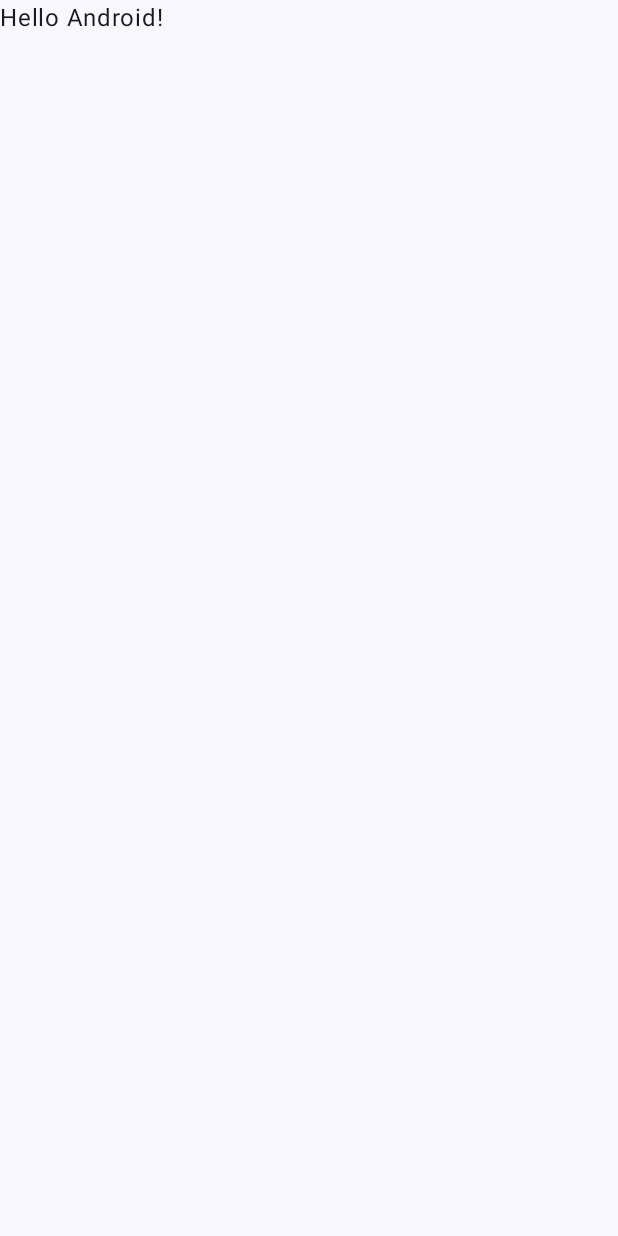
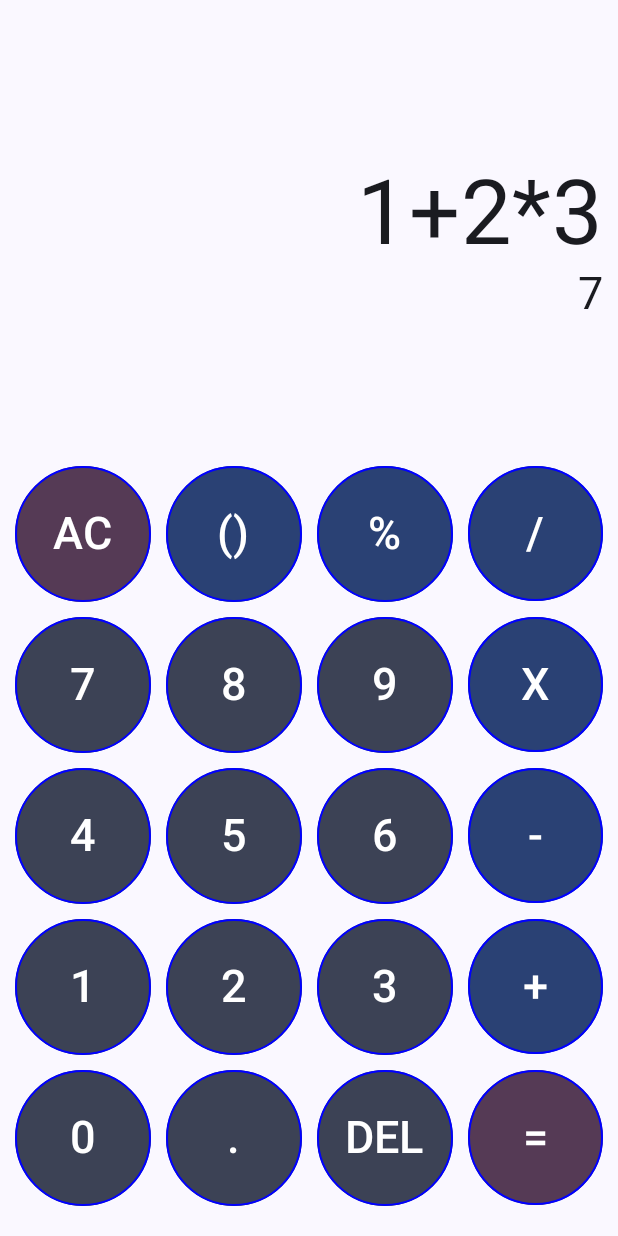
Before and after one commit to wf9a5m75/calculator-android-kotlin, an Android app built with Jetpack Compose: the screen it shows after launch (MainActivity), on a phone screen of 412 x 824 dp. Before the commit the screen is almost empty. Run offline under Robolectric (Android 15) with nearby library versions, the phone set to English and light mode, and no system bars; our stand-ins replace Dagger/Hilt's generated code, constraintlayout-compose.

Commit message:
success to show the main screen

```diff
--- a/app/build.gradle
+++ b/app/build.gradle
@@ -53,7 +53,7 @@ android {
 
 dependencies {
 
-    implementation 'androidx.core:core-ktx:1.8.0'
+    implementation "androidx.core:core-ktx:$androidX_core_version"
     implementation platform('org.jetbrains.kotlin:kotlin-bom:1.8.0')
     implementation 'androidx.lifecycle:lifecycle-runtime-ktx:2.3.1'
     implementation 'androidx.activity:activity-compose:1.5.1'
@@ -62,6 +62,10 @@ dependencies {
     implementation 'androidx.compose.ui:ui-graphics'
     implementation 'androidx.compose.ui:ui-tooling-preview'
     implementation 'androidx.compose.material3:material3'
+
+    // ViewModel
+    implementation "androidx.lifecycle:lifecycle-viewmodel-ktx:$androidX_lifecycle_version"
+    implementation "androidx.activity:activity-ktx:$androidX_activity_version"
 
     // Constraint Layout
     implementation "androidx.constraintlayout:constraintlayout:$constraintlayout_version"
--- a/app/src/main/java/com/example/calculator/MainActivity.kt
+++ b/app/src/main/java/com/example/calculator/MainActivity.kt
@@ -1,46 +1,11 @@
 package com.example.calculator
 
 import android.os.Bundle
-import androidx.activity.ComponentActivity
-import androidx.activity.compose.setContent
-import androidx.compose.foundation.layout.fillMaxSize
-import androidx.compose.material3.MaterialTheme
-import androidx.compose.material3.Surface
-import androidx.compose.material3.Text
-import androidx.compose.runtime.Composable
-import androidx.compose.ui.Modifier
-import androidx.compose.ui.tooling.preview.Preview
-import com.example.calculator.ui.theme.CalculatorTheme
+import androidx.fragment.app.FragmentActivity
 
-class MainActivity : ComponentActivity() {
+class MainActivity : FragmentActivity() {
     override fun onCreate(savedInstanceState: Bundle?) {
         super.onCreate(savedInstanceState)
-        setContent {
-            CalculatorTheme {
-                // A surface container using the 'background' color from the theme
-                Surface(
-                    modifier = Modifier.fillMaxSize(),
-                    color = MaterialTheme.colorScheme.background
-                ) {
-                    Greeting("Android")
-                }
-            }
-        }
+        setContentView(R.layout.main)
     }
 }
-
-@Composable
-fun Greeting(name: String, modifier: Modifier = Modifier) {
-    Text(
-        text = "Hello $name!",
-        modifier = modifier
-    )
-}
-
-@Preview(showBackground = true)
-@Composable
-fun GreetingPreview() {
-    CalculatorTheme {
-        Greeting("Android")
-    }
-}
--- /dev/null
+++ b/app/src/main/java/com/example/calculator/errors/error.kt
@@ -0,0 +1,6 @@
+package com.example.calculator.errors
+
+import androidx.compose.ui.res.stringResource
+
+sealed class CalculatorError : Error()
+class MainScreenError(override val message: String?) : CalculatorError()
--- a/app/src/main/java/com/example/calculator/model/AppViewModel.kt
+++ /dev/null
@@ -1,5 +0,0 @@
-package com.example.calculator.model
-
-import androidx.lifecycle.ViewModel
-
-class AppViewModel : ViewModel()
--- a/app/src/main/java/com/example/calculator/ui/components/buttons.kt
+++ b/app/src/main/java/com/example/calculator/ui/components/buttons.kt
@@ -51,6 +51,7 @@ fun NumberInputButton(
     value: ButtonValue<Int>,
     fontSize: TextUnit,
     modifier: Modifier = Modifier,
+    onClick: (value: ButtonValue<Int>) -> Unit
 ) {
     CircleButton(
         modifier = modifier,
@@ -58,7 +59,8 @@ fun NumberInputButton(
         colors = CircleButtonColors(
             background = MaterialTheme.colorScheme.secondary,
             content = MaterialTheme.colorScheme.onSecondary,
-        )
+        ),
+        onClick = onClick,
     ) {
         Text(
             fontSize = fontSize,
@@ -72,6 +74,7 @@ fun SpecialInputButton(
     value: ButtonValue<String>,
     fontSize: TextUnit,
     modifier: Modifier = Modifier,
+    onClick: (value: ButtonValue<String>) -> Unit
 ) {
     CircleButton(
         modifier = modifier,
@@ -79,7 +82,8 @@ fun SpecialInputButton(
         colors = CircleButtonColors(
             background = MaterialTheme.colorScheme.secondary,
             content = MaterialTheme.colorScheme.onSecondary,
-        )
+        ),
+        onClick = onClick,
     ) {
         Text(
             fontSize = fontSize,
@@ -93,6 +97,7 @@ fun OperatorButton(
     value: ButtonValue<String>,
     fontSize: TextUnit,
     modifier: Modifier = Modifier,
+    onClick: (value: ButtonValue<String>) -> Unit
 ) {
     CircleButton(
         modifier = modifier,
@@ -100,7 +105,8 @@ fun OperatorButton(
         colors = CircleButtonColors(
             background = MaterialTheme.colorScheme.primary,
             content = MaterialTheme.colorScheme.onPrimary,
-        )
+        ),
+        onClick = onClick,
     ) {
         Text(
             fontSize = fontSize,
@@ -114,6 +120,7 @@ fun ActionButton(
     value: ButtonValue<String>,
     fontSize: TextUnit,
     modifier: Modifier = Modifier,
+    onClick: (value: ButtonValue<String>) -> Unit
 ) {
     CircleButton(
         modifier = modifier,
@@ -121,7 +128,8 @@ fun ActionButton(
         colors = CircleButtonColors(
             background = MaterialTheme.colorScheme.tertiary,
             content = MaterialTheme.colorScheme.onTertiary,
-        )
+        ),
+        onClick = onClick,
     ) {
         Text(
             fontSize = fontSize,
--- /dev/null
+++ b/app/src/main/java/com/example/calculator/ui/main/MainFragment.kt
@@ -0,0 +1,38 @@
+package com.example.calculator.ui.main
+
+import android.os.Bundle
+import android.view.LayoutInflater
+import android.view.View
+import android.view.ViewGroup
+import androidx.compose.material3.MaterialTheme
+import androidx.compose.material3.Surface
+import androidx.compose.ui.platform.ComposeView
+import androidx.fragment.app.Fragment
+import androidx.fragment.app.activityViewModels
+import com.example.calculator.ui.theme.CalculatorTheme
+
+class MainFragment: Fragment() {
+
+    val viewModel by activityViewModels<MainScreenViewModel>()
+
+    override fun onCreateView(
+        inflater: LayoutInflater,
+        container: ViewGroup?,
+        savedInstanceState: Bundle?,
+    ): View = ComposeView(requireContext())
+
+    override fun onViewCreated(view: View, savedInstanceState: Bundle?) {
+        super.onViewCreated(view, savedInstanceState)
+
+        view as ComposeView
+        view.setContent {
+            CalculatorTheme {
+                Surface(color = MaterialTheme.colorScheme.background) {
+                    MainScreen(
+                        viewModel,
+                    )
+                }
+            }
+        }
+    }
+}
--- a/app/src/main/java/com/example/calculator/ui/screens/MainScreen.kt
+++ b/app/src/main/java/com/example/calculator/ui/main/MainScreen.kt
@@ -1,4 +1,4 @@
-package com.example.calculator.ui.screens
+package com.example.calculator.ui.main
 
 import android.content.res.Configuration
 import androidx.compose.foundation.layout.Row
@@ -30,13 +30,16 @@ import com.example.calculator.ui.components.SpecialInputButton
 import com.example.calculator.ui.theme.CalculatorTheme
 
 @Composable
-fun MainScreen() {
+fun MainScreen(
+    viewModel: MainScreenViewModel? = null
+) {
     val buttonSpace = integerResource(id = R.integer.button_space_dp).toFloat()
     val buttonSpaceDp = Dp(buttonSpace)
     val screenWidth = LocalConfiguration.current.screenWidthDp
-    val screenHeight = LocalConfiguration.current.screenHeightDp
 
-    val buttonSize = (screenWidth - buttonSpace * 5) / 4
+    val numOfButtonsInRow = integerResource(id = R.integer.number_of_buttons_in_row)
+    val numOfSpaces = numOfButtonsInRow + 1
+    val buttonSize = (screenWidth - buttonSpace * numOfSpaces) / numOfButtonsInRow
     val buttonSizeDp = Dp(buttonSize)
     val buttonFontSp = 30.sp
 
@@ -46,7 +49,8 @@ fun MainScreen() {
             .fillMaxSize()
             .padding(buttonSpaceDp),
     ) {
-        val (display,
+        val (
+            display,
             row1,
             row2,
             row3,
@@ -76,24 +80,36 @@ fun MainScreen() {
                     .width(buttonSizeDp),
                 fontSize = buttonFontSp,
                 value = ButtonValue("AC", ValueKind.ALL_CLEAR),
+                onClick = {
+                    viewModel?.onActionButtonClick(it)
+                },
             )
             Spacer(modifier = Modifier.width(buttonSpaceDp))
             OperatorButton(
                 modifier = Modifier.width(buttonSizeDp),
                 fontSize = buttonFontSp,
                 value = ButtonValue("()", ValueKind.PARENTHESES),
+                onClick = {
+                    viewModel?.onSpecialButtonClick(it)
+                },
             )
             Spacer(modifier = Modifier.width(buttonSpaceDp))
             OperatorButton(
                 modifier = Modifier.width(buttonSizeDp),
                 fontSize = buttonFontSp,
                 value = ButtonValue("%", ValueKind.PERCENT),
+                onClick = {
+                    viewModel?.onSpecialButtonClick(it)
+                },
             )
             Spacer(modifier = Modifier.width(buttonSpaceDp))
             OperatorButton(
                 modifier = Modifier.width(buttonSizeDp),
                 fontSize = buttonFontSp,
                 value = ButtonValue("/", ValueKind.DIVIDE),
+                onClick = {
+                    viewModel?.onOperatorButtonClick(it)
+                },
             )
         }
         Row(
@@ -108,24 +124,36 @@ fun MainScreen() {
                 modifier = Modifier.width(buttonSizeDp),
                 fontSize = buttonFontSp,
                 value = ButtonValue(7, ValueKind.NUMBER),
+                onClick = {
+                    viewModel?.onNumberButtonClick(it)
+                },
             )
             Spacer(modifier = Modifier.width(buttonSpaceDp))
             NumberInputButton(
                 modifier = Modifier.width(buttonSizeDp),
                 fontSize = buttonFontSp,
                 value = ButtonValue(8, ValueKind.NUMBER),
+                onClick = {
+                    viewModel?.onNumberButtonClick(it)
+                },
             )
             Spacer(modifier = Modifier.width(buttonSpaceDp))
             NumberInputButton(
                 modifier = Modifier.width(buttonSizeDp),
                 fontSize = buttonFontSp,
                 value = ButtonValue(9, ValueKind.NUMBER),
+                onClick = {
+                    viewModel?.onNumberButtonClick(it)
+                },
             )
             Spacer(modifier = Modifier.width(buttonSpaceDp))
             OperatorButton(
                 modifier = Modifier.width(buttonSizeDp),
                 fontSize = buttonFontSp,
                 value = ButtonValue("X", ValueKind.MULTIPLY),
+                onClick = {
+                    viewModel?.onOperatorButtonClick(it)
+                },
             )
         }
         Row(
@@ -140,24 +168,36 @@ fun MainScreen() {
                 modifier = Modifier.width(buttonSizeDp),
                 fontSize = buttonFontSp,
                 value = ButtonValue(4, ValueKind.NUMBER),
+                onClick = {
+                    viewModel?.onNumberButtonClick(it)
+                },
             )
             Spacer(modifier = Modifier.width(buttonSpaceDp))
             NumberInputButton(
                 modifier = Modifier.width(buttonSizeDp),
                 fontSize = buttonFontSp,
                 value = ButtonValue(5, ValueKind.NUMBER),
+                onClick = {
+                    viewModel?.onNumberButtonClick(it)
+                },
             )
             Spacer(modifier = Modifier.width(buttonSpaceDp))
             NumberInputButton(
                 modifier = Modifier.width(buttonSizeDp),
                 fontSize = buttonFontSp,
                 value = ButtonValue(6, ValueKind.NUMBER),
+                onClick = {
+                    viewModel?.onNumberButtonClick(it)
+                },
             )
             Spacer(modifier = Modifier.width(buttonSpaceDp))
             OperatorButton(
                 modifier = Modifier.width(buttonSizeDp),
                 fontSize = buttonFontSp,
                 value = ButtonValue("-", ValueKind.SUBTRACT),
+                onClick = {
+                    viewModel?.onOperatorButtonClick(it)
+                },
             )
         }
         Row(
@@ -172,24 +212,36 @@ fun MainScreen() {
                 modifier = Modifier.width(buttonSizeDp),
                 fontSize = buttonFontSp,
                 value = ButtonValue(1, ValueKind.NUMBER),
+                onClick = {
+                    viewModel?.onNumberButtonClick(it)
+                },
             )
             Spacer(modifier = Modifier.width(buttonSpaceDp))
             NumberInputButton(
                 modifier = Modifier.width(buttonSizeDp),
                 fontSize = buttonFontSp,
                 value = ButtonValue(2, ValueKind.NUMBER),
+                onClick = {
+                    viewModel?.onNumberButtonClick(it)
+                },
             )
             Spacer(modifier = Modifier.width(buttonSpaceDp))
             NumberInputButton(
                 modifier = Modifier.width(buttonSizeDp),
                 fontSize = buttonFontSp,
                 value = ButtonValue(3, ValueKind.NUMBER),
+                onClick = {
+                    viewModel?.onNumberButtonClick(it)
+                },
             )
             Spacer(modifier = Modifier.width(buttonSpaceDp))
             OperatorButton(
                 modifier = Modifier.width(buttonSizeDp),
                 fontSize = buttonFontSp,
                 value = ButtonValue("+", ValueKind.ADD),
+                onClick = {
+                    viewModel?.onOperatorButtonClick(it)
+                },
             )
         }
 
@@ -204,24 +256,36 @@ fun MainScreen() {
                 modifier = Modifier.width(buttonSizeDp),
                 fontSize = buttonFontSp,
                 value = ButtonValue(0, ValueKind.NUMBER),
+                onClick = {
+                    viewModel?.onNumberButtonClick(it)
+                },
             )
             Spacer(modifier = Modifier.width(buttonSpaceDp))
             SpecialInputButton(
                 modifier = Modifier.width(buttonSizeDp),
                 fontSize = buttonFontSp,
                 value = ButtonValue(".", ValueKind.DOT),
+                onClick = {
+                    viewModel?.onSpecialButtonClick(it)
+                },
             )
             Spacer(modifier = Modifier.width(buttonSpaceDp))
             SpecialInputButton(
                 fontSize = buttonFontSp,
                 modifier = Modifier.width(buttonSizeDp),
                 value = ButtonValue("DEL", ValueKind.DELETE),
+                onClick = {
+                    viewModel?.onSpecialButtonClick(it)
+                },
             )
             Spacer(modifier = Modifier.width(buttonSpaceDp))
             ActionButton(
                 modifier = Modifier.width(buttonSizeDp),
                 fontSize = buttonFontSp,
                 value = ButtonValue("=", ValueKind.DO_CALCULATE),
+                onClick = {
+                    viewModel?.onActionButtonClick(it)
+                },
             )
         }
     }
--- /dev/null
+++ b/app/src/main/java/com/example/calculator/ui/main/MainScreenViewModel.kt
@@ -0,0 +1,35 @@
+package com.example.calculator.ui.main
+
+import android.util.Log
+import androidx.compose.runtime.mutableStateOf
+import androidx.lifecycle.ViewModel
+import com.example.calculator.errors.CalculatorError
+import com.example.calculator.errors.MainScreenError
+import com.example.calculator.model.ButtonValue
+import com.example.calculator.model.ValueKind
+import dagger.hilt.android.lifecycle.HiltViewModel
+import javax.inject.Inject
+
+@HiltViewModel
+class MainScreenViewModel @Inject constructor() : ViewModel() {
+    companion object {
+        const val TAG = "MainScreen"
+    }
+    var answerState = mutableStateOf(0)
+
+    fun onNumberButtonClick(button: ButtonValue<Int>)  {
+        if (button.kind != ValueKind.NUMBER) {
+            throw MainScreenError("Invalid input value")
+        }
+        Log.d(TAG, "---->num = ${button.value}")
+    }
+    fun onOperatorButtonClick(button: ButtonValue<String>) {
+
+    }
+    fun onSpecialButtonClick(button: ButtonValue<String>) {
+
+    }
+    fun onActionButtonClick(button: ButtonValue<String>) {
+
+    }
+}
--- /dev/null
+++ b/app/src/main/res/layout/main.xml
@@ -0,0 +1,9 @@
+<?xml version="1.0" encoding="utf-8"?>
+<androidx.fragment.app.FragmentContainerView xmlns:android="http://schemas.android.com/apk/res/android"
+    xmlns:app="http://schemas.android.com/apk/res-auto"
+    android:id="@+id/nav_host_fragment"
+    android:name="androidx.navigation.fragment.NavHostFragment"
+    android:layout_width="match_parent"
+    android:layout_height="match_parent"
+    app:defaultNavHost="true"
+    app:navGraph="@navigation/nav_graph" />
--- /dev/null
+++ b/app/src/main/res/navigation/nav_graph.xml
@@ -0,0 +1,11 @@
+<?xml version="1.0" encoding="utf-8"?>
+<navigation xmlns:android="http://schemas.android.com/apk/res/android"
+             xmlns:app="http://schemas.android.com/apk/res-auto"
+             android:id="@+id/main"
+        app:startDestination="@id/mainFragment">
+    <fragment
+            android:id="@+id/mainFragment"
+            android:name="com.example.calculator.ui.main.MainFragment"
+            android:label="MainFragment" >
+    </fragment>
+</navigation>
```
Also changed, not shown: app/src/main/java/com/example/calculator/ui/screens/CalculatorApp.kt (deleted, +0 -24 lines).
